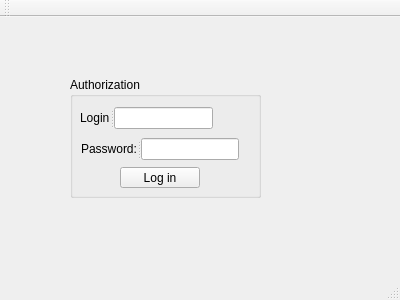
Before: the Qt Designer form mainwindow.ui in liretta/QT-study-program_lessos4, drawn with Qt 5.
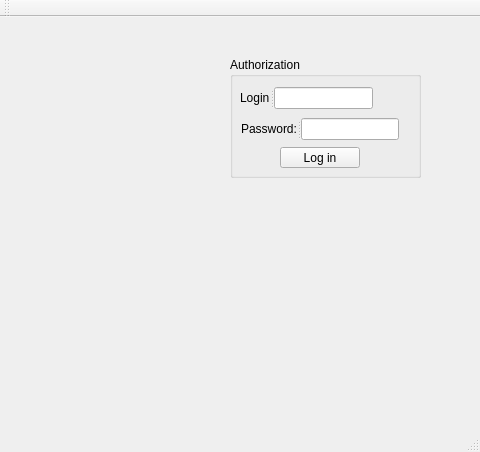
After: the same form once the commit is applied. Icons and pictures are not drawn.

Diff of the .ui file:
```diff
--- a/mainwindow.ui
+++ b/mainwindow.ui
@@ -6,8 +6,8 @@
    <rect>
     <x>0</x>
     <y>0</y>
-    <width>400</width>
-    <height>300</height>
+    <width>480</width>
+    <height>452</height>
    </rect>
   </property>
   <property name="windowTitle">
@@ -17,8 +17,8 @@
    <widget class="QGroupBox" name="groupBox">
     <property name="geometry">
      <rect>
-      <x>70</x>
-      <y>60</y>
+      <x>230</x>
+      <y>40</y>
       <width>191</width>
       <height>121</height>
      </rect>
@@ -78,6 +78,35 @@
      <widget class="QLineEdit" name="Pass"/>
     </widget>
    </widget>
+   <widget class="QLabel" name="image1">
+    <property name="geometry">
+     <rect>
+      <x>30</x>
+      <y>40</y>
+      <width>191</width>
+      <height>191</height>
+     </rect>
+    </property>
+    <property name="text">
+     <string/>
+    </property>
+    <property name="pixmap">
+     <pixmap>C:/Users/Public/Pictures/Sample Pictures/Tulips.jpg</pixmap>
+    </property>
+   </widget>
+   <widget class="QLabel" name="image2">
+    <property name="geometry">
+     <rect>
+      <x>70</x>
+      <y>260</y>
+      <width>361</width>
+      <height>131</height>
+     </rect>
+    </property>
+    <property name="text">
+     <string/>
+    </property>
+   </widget>
   </widget>
   <widget class="QMenuBar" name="menuBar">
    <property name="geometry">
```
Left out of the diff: 2 changed lines with no effect on the pictures.
